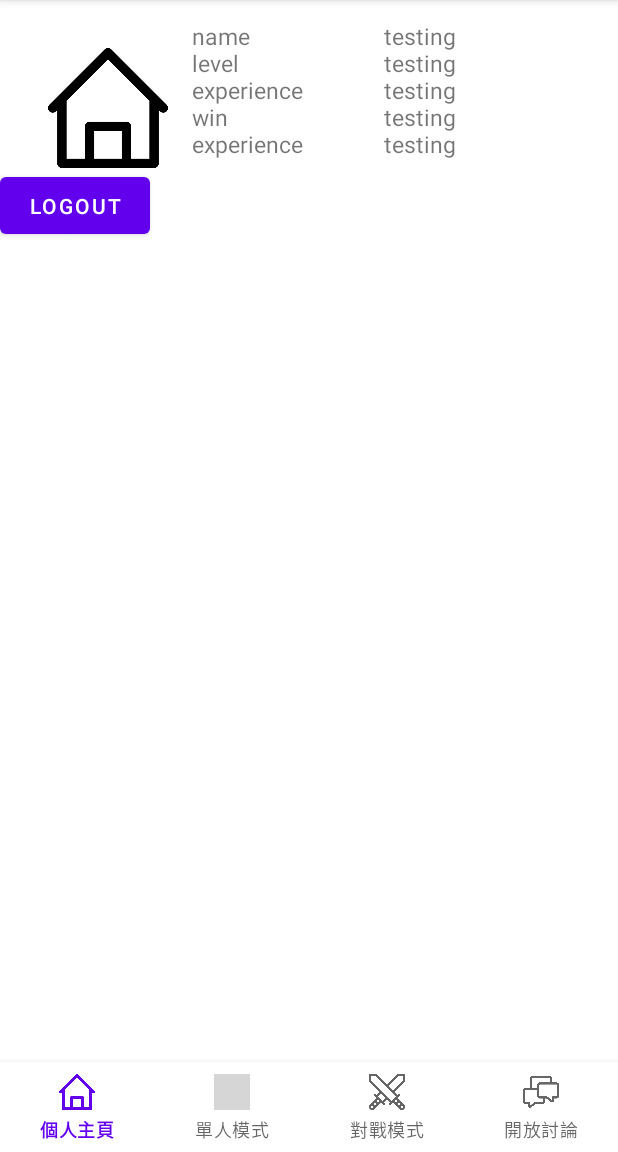
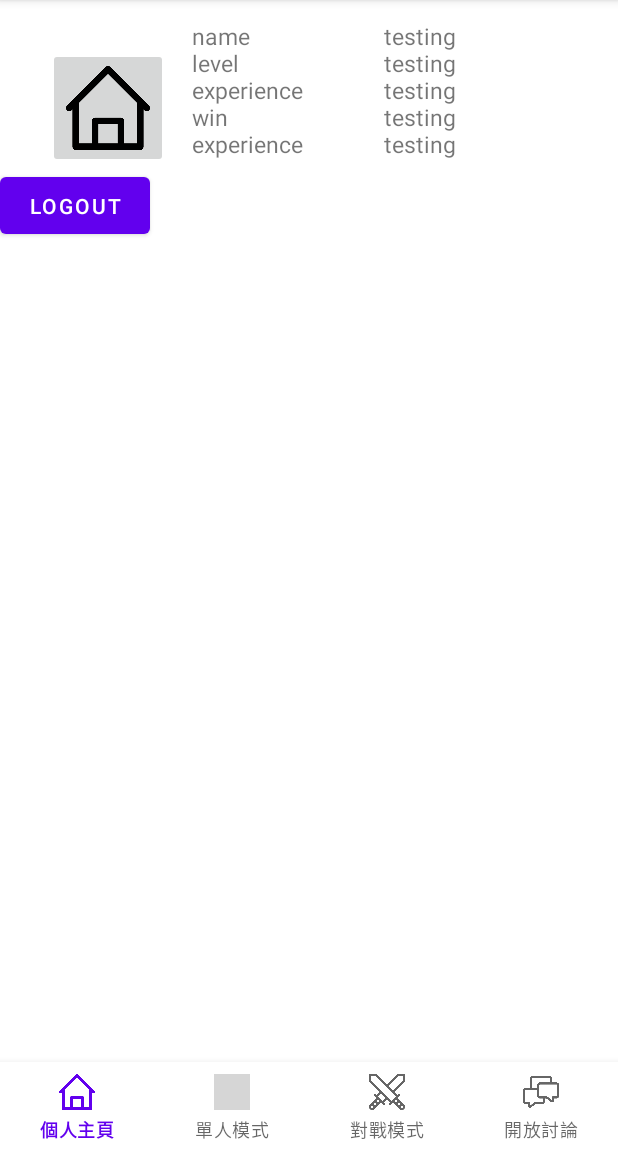
Before and after one commit to panliu0310/Quizdle, an Android app: the screen it shows after launch once a user with an empty profile is signed in (MainActivity), on a phone screen of 412 x 824 dp, the part 84-1236 px from its top. Run offline under Robolectric (Android 15) with nearby library versions, the phone set to English and light mode, and no system bars; our stand-ins replace Firebase (no records; nobody signed in at launch, a user with empty details on screens opened directly); grey boxes are pictures that could not be loaded.

Commit message:
Minor fix of profile icon

```diff
--- a/app/src/main/java/edu/cuhk/csci3310/quizdle/HomeFragment.java
+++ b/app/src/main/java/edu/cuhk/csci3310/quizdle/HomeFragment.java
@@ -1,6 +1,7 @@
 package edu.cuhk.csci3310.quizdle;
 
 import android.content.Intent;
+import android.net.Uri;
 import android.os.Bundle;
 
 import androidx.annotation.NonNull;
@@ -11,6 +12,7 @@ import android.view.LayoutInflater;
 import android.view.View;
 import android.view.ViewGroup;
 import android.widget.Button;
+import android.widget.ImageButton;
 
 import com.google.android.gms.auth.api.signin.GoogleSignIn;
 import com.google.android.gms.auth.api.signin.GoogleSignInClient;
@@ -23,11 +25,13 @@ import com.google.firebase.auth.FirebaseUser;
 public class HomeFragment extends Fragment {
 
     private static final String TAG = "HomeFragment";
+    private static final int PICK_IMAGE_REQUEST = 1;
 
     private FirebaseAuth mFirebaseAuth;
     private GoogleSignInClient mGoogleSignInClient;
 
-    Button logout;
+    private ImageButton ibIcon;
+    private Button btnLogout;
 
     public HomeFragment() {
         // Required empty public constructor
@@ -57,8 +61,16 @@ public class HomeFragment extends Fragment {
                              Bundle savedInstanceState) {
         // Inflate the layout for this fragment
         View view = inflater.inflate(R.layout.fragment_home, container, false);
-        logout = view.findViewById(R.id.btn_logout);
-        logout.setOnClickListener(new View.OnClickListener() {
+
+        ibIcon = view.findViewById(R.id.ib_icon);
+        ibIcon.setOnClickListener(new View.OnClickListener() {
+            @Override
+            public void onClick(View v) {
+                openFileChooser();
+            }
+        });
+        btnLogout = view.findViewById(R.id.btn_logout);
+        btnLogout.setOnClickListener(new View.OnClickListener() {
             @Override
             public void onClick(View v) {
                 revokeAccess();
@@ -89,4 +101,12 @@ public class HomeFragment extends Fragment {
                 });
     }
 
+    // pick image from device
+    private void openFileChooser() {
+        Intent intent = new Intent();
+        intent.setType("image/*");
+        intent.setAction(Intent.ACTION_GET_CONTENT);
+        //startActivityForResult(intent, PICK_IMAGE_REQUEST);
+    }
+
 }
--- a/app/src/main/java/edu/cuhk/csci3310/quizdle/MainActivity.java
+++ b/app/src/main/java/edu/cuhk/csci3310/quizdle/MainActivity.java
@@ -1,8 +1,11 @@
 package edu.cuhk.csci3310.quizdle;
 
 import androidx.annotation.NonNull;
+import androidx.annotation.Nullable;
 import androidx.appcompat.app.AppCompatActivity;
 
+import android.content.Intent;
+import android.net.Uri;
 import android.os.Bundle;
 import android.view.MenuItem;
 
@@ -10,7 +13,8 @@ import com.google.android.material.bottomnavigation.BottomNavigationView;
 
 public class MainActivity extends AppCompatActivity implements BottomNavigationView.OnNavigationItemSelectedListener {
 
-    private String TAG = "HomePage";
+    private String TAG = "MainActivity";
+    private static final int PICK_IMAGE_REQUEST = 1;
 
     BottomNavigationView bottomNavigationView;
 
@@ -18,6 +22,8 @@ public class MainActivity extends AppCompatActivity implements BottomNavigationV
     SinglePlayerFragment singlePlayerFragment = new SinglePlayerFragment();
     BattleFragment battleFragment = new BattleFragment();
     DiscussFragment discussFragment = new DiscussFragment();
+
+    private Uri mImageUri;
 
     @Override
     protected void onCreate(Bundle savedInstanceState) {
@@ -32,6 +38,19 @@ public class MainActivity extends AppCompatActivity implements BottomNavigationV
     @Override
     protected void onStart() {
         super.onStart();
+    }
+
+    @Override
+    protected void onActivityResult(int requestCode, int resultCode, @Nullable Intent data) {
+        super.onActivityResult(requestCode, resultCode, data);
+
+        if (requestCode == PICK_IMAGE_REQUEST && resultCode == RESULT_OK
+                && data != null && data.getData() != null){
+            mImageUri = data.getData();
+
+
+        }
+
     }
 
     @Override
--- a/app/src/main/res/layout/fragment_home.xml
+++ b/app/src/main/res/layout/fragment_home.xml
@@ -21,13 +21,15 @@
             app:layout_constraintStart_toStartOf="parent"
             app:layout_constraintTop_toTopOf="parent">
 
-            <ImageView
-                android:id="@+id/iv_icon"
+            <ImageButton
+                android:id="@+id/ib_icon"
                 android:layout_width="80dp"
                 android:layout_height="80dp"
                 android:layout_marginTop="@dimen/margintop_common"
                 android:layout_marginStart="@dimen/marginstart_common"
                 android:src="@drawable/home"
+                android:scaleType="fitCenter"
+                android:adjustViewBounds="true"
                 app:layout_constraintStart_toStartOf="parent"
                 app:layout_constraintTop_toTopOf="parent"/>
 
@@ -36,7 +38,7 @@
                 android:layout_width="0dp"
                 android:layout_height="wrap_content"
                 app:profileName="name"
-                app:layout_constraintStart_toEndOf="@id/iv_icon"
+                app:layout_constraintStart_toEndOf="@id/ib_icon"
                 app:layout_constraintTop_toTopOf="parent"/>
 
             <edu.cuhk.csci3310.quizdle.customview.ProfilePairView
@@ -44,7 +46,7 @@
                 android:layout_width="0dp"
                 android:layout_height="wrap_content"
                 app:profileName="level"
-                app:layout_constraintStart_toEndOf="@id/iv_icon"
+                app:layout_constraintStart_toEndOf="@id/ib_icon"
                 app:layout_constraintTop_toBottomOf="@id/ppv_name"/>
 
             <edu.cuhk.csci3310.quizdle.customview.ProfilePairView
@@ -52,7 +54,7 @@
                 android:layout_width="0dp"
                 android:layout_height="wrap_content"
                 app:profileName="experience"
-                app:layout_constraintStart_toEndOf="@id/iv_icon"
+                app:layout_constraintStart_toEndOf="@id/ib_icon"
                 app:layout_constraintTop_toBottomOf="@id/ppv_level"/>
 
             <edu.cuhk.csci3310.quizdle.customview.ProfilePairView
@@ -60,7 +62,7 @@
                 android:layout_width="0dp"
                 android:layout_height="wrap_content"
                 app:profileName="win"
-                app:layout_constraintStart_toEndOf="@id/iv_icon"
+                app:layout_constraintStart_toEndOf="@id/ib_icon"
                 app:layout_constraintTop_toBottomOf="@id/ppv_experience"/>
 
             <edu.cuhk.csci3310.quizdle.customview.ProfilePairView
@@ -68,7 +70,7 @@
                 android:layout_width="0dp"
                 android:layout_height="wrap_content"
                 app:profileName="experience"
-                app:layout_constraintStart_toEndOf="@id/iv_icon"
+                app:layout_constraintStart_toEndOf="@id/ib_icon"
                 app:layout_constraintTop_toBottomOf="@id/ppv_win"/>
 
         </androidx.constraintlayout.widget.ConstraintLayout>
```
Also changed, not shown: app/src/main/java/edu/cuhk/csci3310/quizdle/LoginActivity.java (+13 -1 lines).
